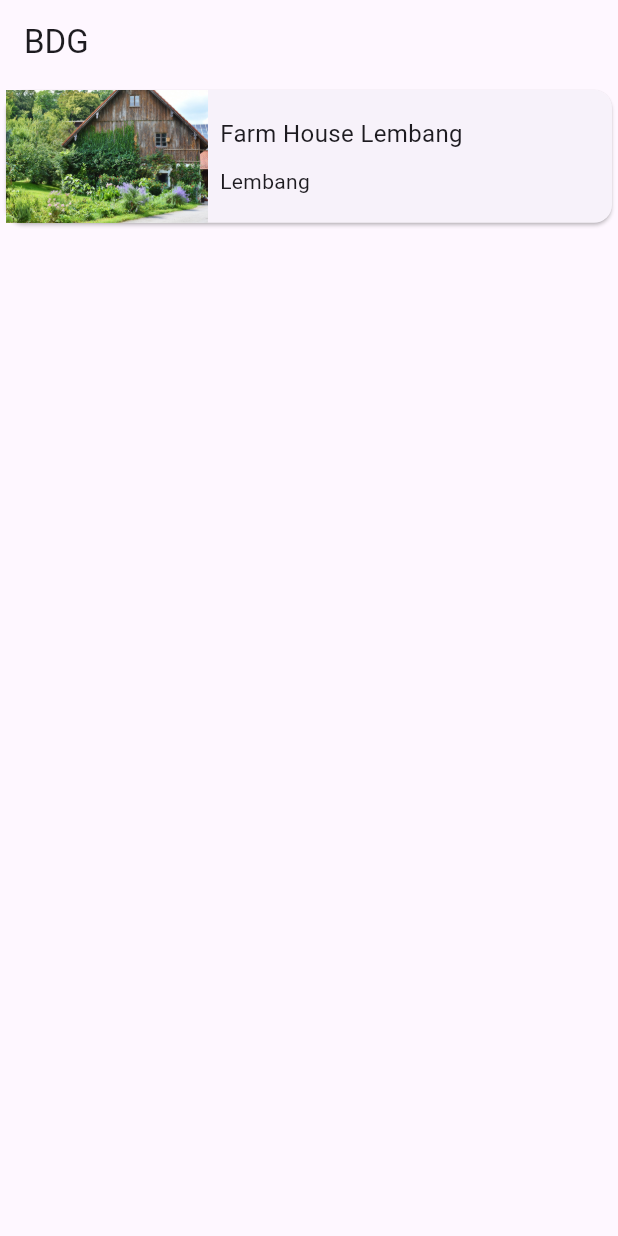
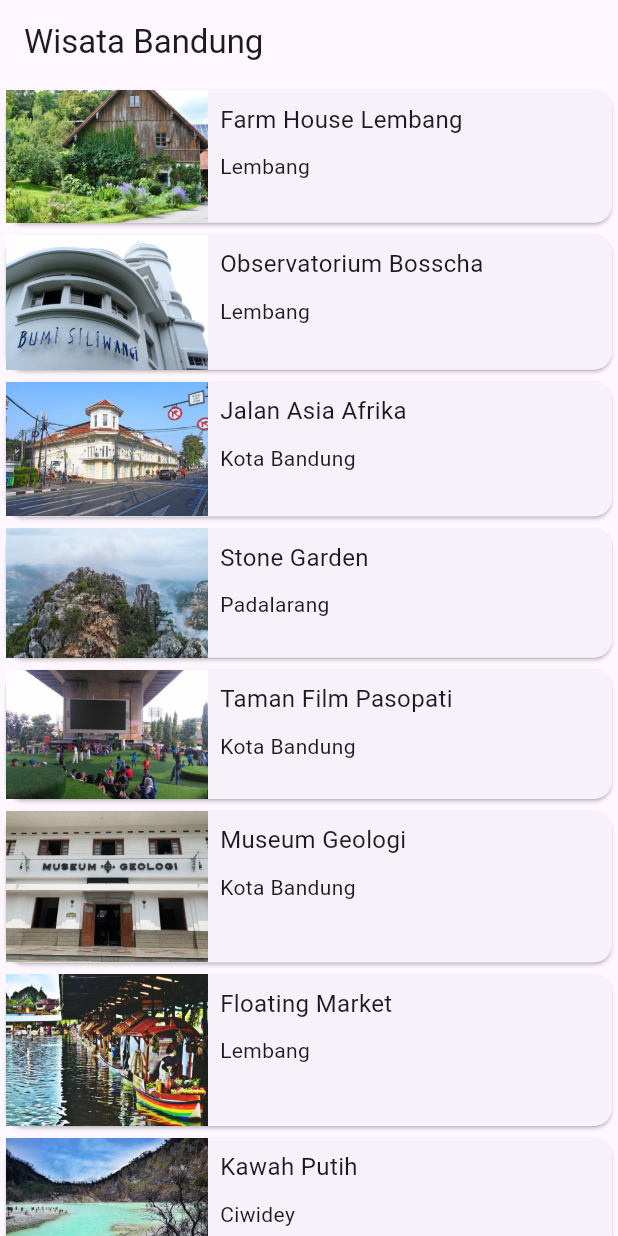
Before and after one commit to rayhaaa/flutter_dicoding, a Flutter app: the screen it shows after launch, on a phone screen of 412 x 824 dp. Run offline on Flutter 3.47's test engine with Material 3 defaults, Android fonts, the phone set to English and light mode, and no system bars; Roboto replaces fonts that are missing (Oswald).

Commit message:
codelab3 dicoding

```diff
--- a/lib/main_screen.dart
+++ b/lib/main_screen.dart
@@ -1,5 +1,6 @@
-import 'package:dicoding_flutter2/main.dart';
+import 'package:dicoding_flutter2/model/heal_place.dart';
 import 'package:flutter/material.dart';
+import 'package:dicoding_flutter2/detail_screen.dart';
 
 class MainScreen extends StatelessWidget {
   const MainScreen({Key? key}) : super(key: key);
@@ -7,47 +8,52 @@
   @override
   Widget build(BuildContext context) {
     return Scaffold(
-      appBar: AppBar(title: const Text("BDG")),
-      body:
-      InkWell(
+      appBar: AppBar(
+        title: const Text('Wisata Bandung'),
+      ),
+      body: ListView.builder(
+        itemBuilder: (context, index) {
+          final HealPlace place = healPlaceList[index];
+          return InkWell(
             onTap: () {
               Navigator.push(context, MaterialPageRoute(builder: (context) {
-          return DetailScreen();
-
-          }
-          ));
+                return DetailScreen(place: place);
+              }));
             },
-        child:
-      Card(
+            child: Card(
               child: Row(
-          mainAxisAlignment: MainAxisAlignment.start,
+                crossAxisAlignment: CrossAxisAlignment.start,
                 children: <Widget>[
                   Expanded(
                     flex: 1,
-            child:
-            Image.asset('images/farm-house.jpg'),
+                    child: Image.asset(place.imageAsset),
                   ),
-            const Expanded(
+                  Expanded(
                     flex: 2,
-              child:
-            Padding(
+                    child: Padding(
                       padding: const EdgeInsets.all(8.0),
-              child:
-              Column(
+                      child: Column(
                         crossAxisAlignment: CrossAxisAlignment.start,
-                mainAxisSize: MainAxisSize.min,
                         children: <Widget>[
-                  Text('Farm House Lembang', style: const TextStyle(fontSize: 16.0),),
-                  const SizedBox(height: 10),
-                  Text('Lembang'),
+                          Text(
+                            place.name,
+                            style: const TextStyle(fontSize: 16.0),
+                          ),
+                          const SizedBox(
+                            height: 10,
+                          ),
+                          Text(place.location),
                         ],
                       ),
-            )
+                    ),
                   )
                 ],
               ),
             ),
-      )
+          );
+        },
+        itemCount: healPlaceList.length,
+      ),
     );
   }
 }
--- /dev/null
+++ b/lib/model/heal_place.dart
@@ -0,0 +1,160 @@
+class HealPlace {
+  String name;
+  String description;
+  String location;
+  String openDays;
+  String openTime;
+  String ticketPrice;
+  String imageAsset;
+  List<String> imageUrls;
+
+  HealPlace({
+    required this.name,
+    required this.description,
+    required this.location,
+    required this.openDays,
+    required this.openTime,
+    required this.ticketPrice,
+    required this.imageAsset,
+    required this.imageUrls,
+  });
+
+}
+
+var healPlaceList = [
+  HealPlace(
+    name: 'Farm House Lembang',
+    location: 'Lembang',
+    description:
+        'Berada di jalur utama Bandung-Lembang, Farm House menjadi objek wisata yang tidak pernah sepi pengunjung. Selain karena letaknya strategis, kawasan ini juga menghadirkan nuansa wisata khas Eropa. Semua itu diterapkan dalam bentuk spot swafoto Instagramable.',
+    openDays: 'Open Everyday',
+    openTime: '09:00 - 20:00',
+    ticketPrice: 'Rp 25000',
+    imageAsset: 'images/farm-house.jpg',
+    imageUrls: [
+      'https://media-cdn.tripadvisor.com/media/photo-s/0d/7c/59/70/farmhouse-lembang.jpg',
+      'https://media-cdn.tripadvisor.com/media/photo-w/13/f0/22/f6/photo3jpg.jpg',
+      'https://media-cdn.tripadvisor.com/media/photo-m/1280/16/a9/33/43/liburan-di-farmhouse.jpg'
+    ],
+  ),
+  HealPlace(
+    name: 'Observatorium Bosscha',
+    location: 'Lembang',
+    description:
+        'Memiliki beberapa teleskop, antara lain, Refraktor Ganda Zeiss, Schmidt Bimasakti, Refraktor Bamberg, Cassegrain GOTO, dan Teleskop Surya. Refraktor Ganda Zeiss adalah jenis teleskop terbesar untuk meneropong bintang. Benda ini diletakkan pada atap kubah sehingga saat teropong digunakan, atap tersebut harus dibuka. Observatorium Bosscha boleh dikunjungi oleh siapa pun, tanpa tiket. Namun, bagi yang ingin menggunakan teleskop Zeiss, wajib mendaftarkan diri. Untuk instansi atau lembaga pendidikan, diberikan jadwal hari Selasa sampai Jumat. Sementara itu, kunjungan individu dibuka setiap hari Sabtu.',
+    openDays: 'Open Tuesday - Saturday',
+    openTime: '09:00 - 14:30',
+    ticketPrice: 'Rp 20000',
+    imageAsset: 'images/bosscha.jpg',
+    imageUrls: [
+      'https://media-cdn.tripadvisor.com/media/photo-o/12/6b/63/0b/bosscha-observatory.jpg',
+      'https://media-cdn.tripadvisor.com/media/photo-p/0d/6a/88/9b/photo3jpg.jpg',
+      'https://media-cdn.tripadvisor.com/media/photo-o/11/3f/04/39/p-20171111-110220-largejpg.jpg',
+    ],
+  ),
+  HealPlace(
+    name: 'Jalan Asia Afrika',
+    location: 'Kota Bandung',
+    description:
+        'Jalan Asia Afrika di Bandung memiliki kaitan yang sangat erat dengan pendirian kota Kembang ini. Karena pada saat itu, Gubernur Jenderal Herman Willem Deaendels dari Belanda menancapkan tongkatnya saat memerintahkan pendirian kota ini, yang kemudian diabadikan menjadi tugu Bandung Nol Kilometer.',
+    openDays: 'Open Everyday',
+    openTime: '24 hours',
+    ticketPrice: 'Free',
+    imageAsset: 'images/jalan-asia-afrika.jpg',
+    imageUrls: [
+      'https://media-cdn.tripadvisor.com/media/photo-o/0d/c2/e7/e6/quotes-kota-bandung.jpg',
+      'https://media-cdn.tripadvisor.com/media/photo-w/17/f4/44/01/jalan-asia-afrika.jpg',
+      'https://media-cdn.tripadvisor.com/media/photo-s/0a/ef/36/e2/jalan-asia-afrika.jpg',
+    ],
+  ),
+  HealPlace(
+    name: 'Stone Garden',
+    location: 'Padalarang',
+    description:
+        'Stone Garden atau Taman Batu di Padalarang – Bandung ini adalah nama secara harafiah untuk apa yang akan kita lihat jika berada di sana. Hamparan batu yang artistik membuat kita merasa tidak sedang berada di Bandung, apalagi di Padalarang. Hamparan batu yang dimaksud bukan terhampar begitu saja di atas tanah luas yang menjadi permukaannya. Batu-batu besar yang ukuran pastinya bervariasi tersusun seperti memiliki suatu formasi matematis.',
+    openDays: 'Open Everyday',
+    openTime: '06:00 - 17:00',
+    ticketPrice: 'Rp 3000',
+    imageAsset: 'images/stone-garden.jpg',
+    imageUrls: [
+      'https://media-cdn.tripadvisor.com/media/photo-o/15/01/d7/4b/p-20180510-153310-01.jpg',
+      'https://media-cdn.tripadvisor.com/media/photo-w/15/68/00/32/stone-garden-citatah.jpg',
+      'https://media-cdn.tripadvisor.com/media/photo-o/0d/a2/cb/05/stone-garden-citatah.jpg',
+    ],
+  ),
+  HealPlace(
+    name: 'Taman Film Pasopati',
+    location: 'Kota Bandung',
+    description:
+        'Menjadi salah satu tempat wisata di Bandung yang favorit, tentu Taman Film ini memiliki fasilitas cukup memadai. Pemberian fasilitas ini memiliki harapan para pengunjung akan merasa nyaman dan tak segan2 untuk kembali berkunjung terus menerus kesini. Beberapa fasilitas taman yang bisa kamu nikmati diantaranya seperti layar videotron besar berukuran 4×8 untuk memutar berbagai macam pilihan film seperti Film Indonesia, Bollywood, Korea, ataupun Indie Bandung.',
+    openDays: 'Open Everyday',
+    openTime: '24 hours',
+    ticketPrice: 'Free',
+    imageAsset: 'images/taman-film.jpg',
+    imageUrls: [
+      'https://media-cdn.tripadvisor.com/media/photo-o/08/8b/87/50/bandung-movie-park.jpg',
+      'https://media-cdn.tripadvisor.com/media/photo-o/17/67/d5/53/img-20190505-114509-largejpg.jpg',
+      'https://media-cdn.tripadvisor.com/media/photo-w/09/73/33/05/taman-film-pasopati.jpg',
+    ],
+  ),
+  HealPlace(
+    name: 'Museum Geologi',
+    location: 'Kota Bandung',
+    description:
+        'Museum Geologi didirikan pada tanggal 16 Mei 1929. Museum ini telah direnovasi dengan dana bantuan dari JICA (Japan International Cooperation Agency). Setelah mengalami renovasi, Museum Geologi dibuka kembali dan diresmikan oleh Wakil Presiden RI, Megawati Soekarnoputri pada tanggal 23 Agustus 2000. Sebagai salah satu monumen bersejarah, museum berada di bawah perlindungan pemerintah dan merupakan peninggalan nasional. Dalam Museum ini, tersimpan dan dikelola materi-materi geologi yang berlimpah, seperti fosil, batuan, mineral. Kesemuanya itu dikumpulkan selama kerja lapangan di Indonesia sejak 1850.',
+    openDays: 'Open Saturday - Thursday',
+    openTime: '09:00 - 15:30',
+    ticketPrice: 'Rp 3000',
+    imageAsset: 'images/museum-geologi.jpg',
+    imageUrls: [
+      'https://media-cdn.tripadvisor.com/media/photo-w/19/1c/8e/f7/geology-museum.jpg',
+      'https://media-cdn.tripadvisor.com/media/photo-o/11/a7/35/b7/geology-museum.jpg',
+      'https://media-cdn.tripadvisor.com/media/photo-s/1a/55/e0/dc/geology-museum.jpg',
+    ],
+  ),
+  HealPlace(
+    name: 'Floating Market',
+    location: 'Lembang',
+    description:
+        'Tempat wisata ini sepertinya memang ditujukan untuk wisata keluarga di Bandung. Di sini kita bisa menikmati suasana kawasan yang tertata rapi dan alami. Pada awalnya, floating market Lembang tidak begitu luas. Tapi sekarang sudah ekspansi dan memiliki banyak objek menarik baru. Nama floating market ini sepertinya merujuk pada stand tempat jualan makanan yang berada dalam perahu.',
+    openDays: 'Open Everyday',
+    openTime: '09:00 - 17:00',
+    ticketPrice: 'Rp 20000',
+    imageAsset: 'images/floating-market.png',
+    imageUrls: [
+      'https://media-cdn.tripadvisor.com/media/photo-o/17/f9/ff/f8/floating-market-bandung.jpg',
+      'https://media-cdn.tripadvisor.com/media/photo-p/1a/86/d3/cd/20200103-125059-largejpg.jpg',
+      'https://media-cdn.tripadvisor.com/media/photo-p/19/ce/b4/9b/img20181224120857-largejpg.jpg',
+    ],
+  ),
+  HealPlace(
+    name: 'Kawah Putih',
+    location: 'Ciwidey',
+    description:
+        'Kawah Putih adalah tempat wisata di Bandung yang paling terkenal. Berlokasi di Ciwidey, Jawa Barat, kurang lebih sekitar 50 KM arah selatan kota Bandung, Kawah Putih adalah sebuah danau yang terbentuk akibat dari letusan Gunung Patuha. Sesuai dengan namanya, tanah yang ada di kawasan ini berwarna putih akibat dari pencampuran unsur belerang.',
+    openDays: 'Open Everyday',
+    openTime: '07:00 - 17:00',
+    ticketPrice: 'Rp 15000',
+    imageAsset: 'images/kawah-putih.jpg',
+    imageUrls: [
+      'https://media-cdn.tripadvisor.com/media/photo-o/0b/6e/7c/ce/rocks-sticking-out-of.jpg',
+      'https://media-cdn.tripadvisor.com/media/photo-p/0b/35/30/14/white-crater.jpg',
+      'https://media-cdn.tripadvisor.com/media/photo-o/0a/8b/9a/79/2945-t00572-www-initempatwisat.jpg',
+    ],
+  ),
+  HealPlace(
+    name: 'Ranca Upas',
+    location: 'Ciwidey',
+    description:
+        'Ranca Upas Ciwidey adalah kawasan bumi perkemahan di bawah pengelolaan perhutani. Tempat ini berada di kawasan wisata Bandung Selatan, satu lokasi dengan kawah putih, kolam Cimanggu dan situ Patenggang. Banyak hal yang bisa dilakukan di kawasan wisata ini, seperti berkemah, berinteraksi dengan rusa, sampai bermain di water park dan mandi air panas.',
+    openDays: 'Open Everyday',
+    openTime: '24 hours',
+    ticketPrice: 'Rp 20000',
+    imageAsset: 'images/ranca-upas.jpg',
+    imageUrls: [
+      'https://media-cdn.tripadvisor.com/media/photo-o/1a/e0/7f/9c/kampung-cai-ranca-upas.jpg',
+      'https://media-cdn.tripadvisor.com/media/photo-w/13/ee/2f/87/ranca-upas.jpg',
+      'https://media-cdn.tripadvisor.com/media/photo-w/13/ee/27/0a/ranca-upas.jpg',
+    ],
+  ),
+];
```
Also changed, not shown: lib/detail_screen.dart (+125 -97 lines), lib/main.dart (+0 -102 lines), lib/main_screen2.dart (added, +55 -0 lines). Lines whose indentation alone changed are shown as unchanged.
